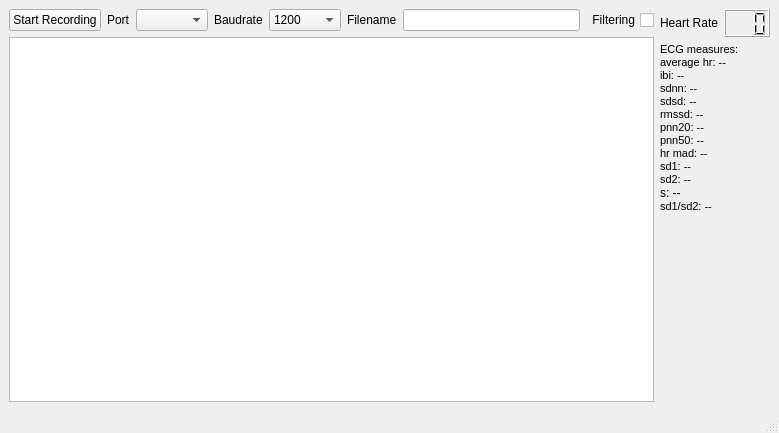
ZuzannaL/ECG_Recorder, file gui/ECG_Recorder.ui: the form before one commit.
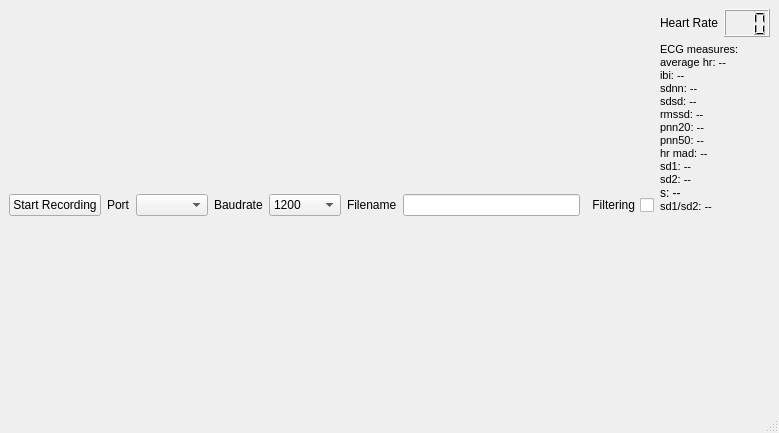
The form after the commit.

Commit message: Remove object graphicsView_plot (placeholder for graphWidget) from gui

The edit to the form file:
```diff
--- a/gui/ECG_Recorder.ui
+++ b/gui/ECG_Recorder.ui
@@ -137,22 +137,6 @@
         </item>
        </layout>
       </item>
-      <item>
-       <widget class="QGraphicsView" name="graphicsView_plot">
-        <property name="sizePolicy">
-         <sizepolicy hsizetype="MinimumExpanding" vsizetype="Expanding">
-          <horstretch>0</horstretch>
-          <verstretch>0</verstretch>
-         </sizepolicy>
-        </property>
-        <property name="minimumSize">
-         <size>
-          <width>600</width>
-          <height>0</height>
-         </size>
-        </property>
-       </widget>
-      </item>
      </layout>
     </item>
     <item>
```
The commit also changes 1 other file.
